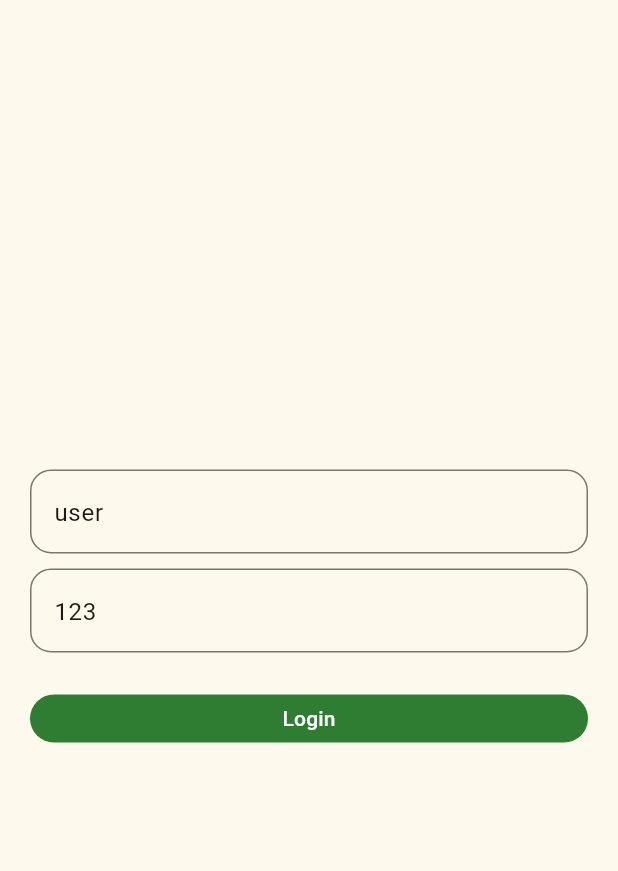
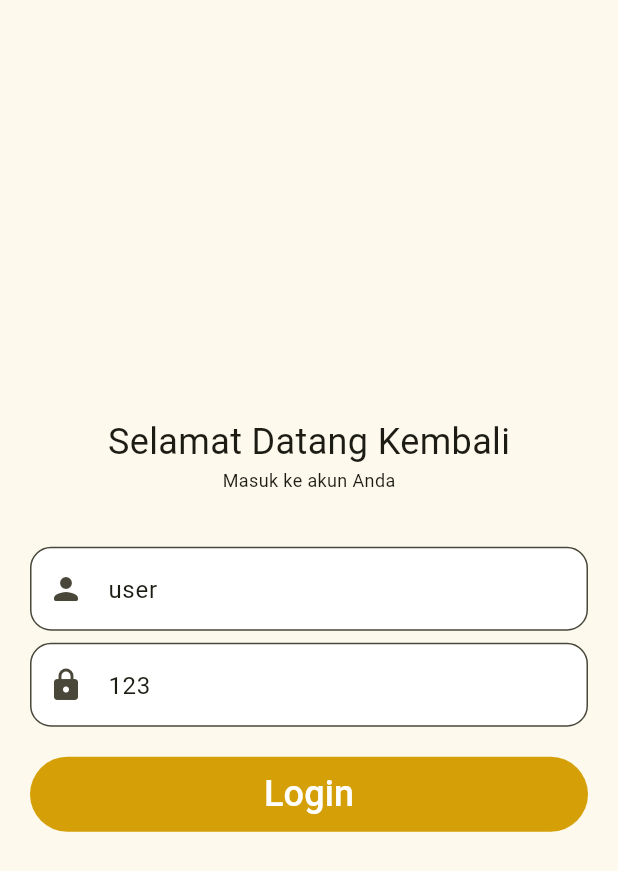
Before and after one commit to Gyzei/presensi-kita, a Flutter app: the screen it shows after launch, on a phone screen of 412 x 824 dp. Shown: the top 871 px of the screen. Run offline on Flutter 3.47's test engine with Material 3 defaults, Android fonts, the light colour scheme and no system bars; our stand-ins replace shared_preferences; Roboto replaces fonts that are missing (Monstserrat).

Commit message:
Update login page

```diff
--- a/lib/views/pages/login_page.dart
+++ b/lib/views/pages/login_page.dart
@@ -1,4 +1,6 @@
 import 'package:flutter/material.dart';
+import 'package:presensi_kita/data/constants.dart';
+import 'package:presensi_kita/data/notifiers.dart';
 import 'package:presensi_kita/views/widget_tree.dart';
 
 class LoginPage extends StatefulWidget {
@@ -23,6 +25,8 @@ class _LoginPageState extends State<LoginPage> {
 
   @override
   Widget build(BuildContext context) {
+    bool isDarkMode = isDarkModeNotifier.value;
+
     return Scaffold(
       appBar: AppBar(),
       body: Center(
@@ -37,11 +41,37 @@ class _LoginPageState extends State<LoginPage> {
                     mainAxisAlignment: MainAxisAlignment.center,
                     children: [
                       // HeroWidget(title: widget.title),
-                      // SizedBox(height: 20.0),
+                      Container(
+                        padding: EdgeInsets.all(16.0),
+                        child: Column(
+                          children: [
+                            Text(
+                              'Selamat Datang Kembali',
+                              style: TextStyle(
+                                fontSize: 24,
+                                fontWeight: FontWeight.w400,
+                              ),
+                            ),
+                            Text(
+                              'Masuk ke akun Anda',
+                              style: TextStyle(
+                                fontSize: 12,
+                                fontWeight: FontWeight.w400,
+                              ),
+                            ),
+                          ],
+                        ),
+                      ),
+                      SizedBox(height: 20.0),
                       TextField(
                         controller: controllerUN,
                         decoration: InputDecoration(
                           hintText: 'Username',
+                          filled: true,
+                          fillColor: isDarkMode == true
+                              ? Colors.grey[850]
+                              : Colors.white,
+                          prefixIcon: Icon(Icons.person_rounded),
                           border: OutlineInputBorder(
                             borderRadius: BorderRadius.circular(14.0),
                           ),
@@ -50,11 +80,16 @@ class _LoginPageState extends State<LoginPage> {
                           setState(() {});
                         },
                       ),
-                      SizedBox(height: 10.0),
+                      SizedBox(height: 8.0),
                       TextField(
                         controller: controllerPW,
                         decoration: InputDecoration(
                           hintText: 'Password',
+                          filled: true,
+                          fillColor: isDarkMode == true
+                              ? Colors.grey[850]
+                              : Colors.white,
+                          prefixIcon: Icon(Icons.lock_rounded),
                           border: OutlineInputBorder(
                             borderRadius: BorderRadius.circular(14.0),
                           ),
@@ -69,12 +104,15 @@ class _LoginPageState extends State<LoginPage> {
                           onLoginPressed();
                         },
                         style: ElevatedButton.styleFrom(
-                          backgroundColor: Colors.green[800],
-                          minimumSize: Size(double.infinity, 32.0),
+                          backgroundColor: KColors.accentColor,
+                          minimumSize: Size(double.infinity, 24.0),
                         ),
-                        child: Text(
-                          'Login',
-                          style: TextStyle(color: Colors.white),
+                        child: Padding(
+                          padding: const EdgeInsets.symmetric(vertical: 8.0),
+                          child: Text(
+                            'Login',
+                            style: TextStyle(color: Colors.white, fontSize: 24),
+                          ),
                         ),
                       ),
                       SizedBox(height: 64.0),
```
